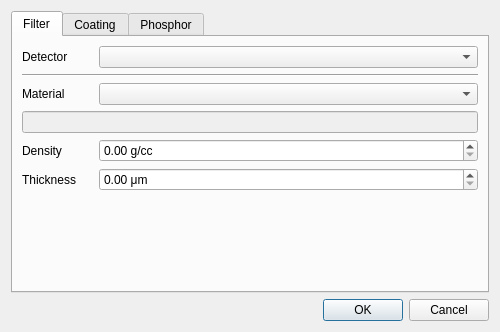
First picture: the form in hexrdgui/resources/ui/absorption_correction_options_dialog.ui, repository HEXRD/hexrdgui, before the edit.
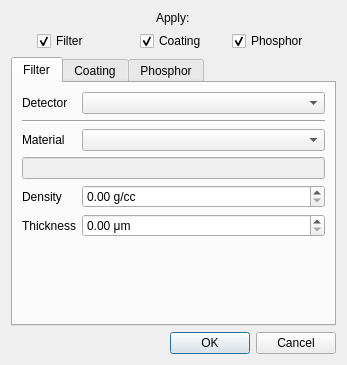
Second picture: the form after the edit. Custom widgets are drawn as their Qt base class.

Commit message: Allow users to disable detector coating, filter or phosphor

```diff
--- a/hexrdgui/resources/ui/absorption_correction_options_dialog.ui
+++ b/hexrdgui/resources/ui/absorption_correction_options_dialog.ui
@@ -6,8 +6,8 @@
    <rect>
     <x>0</x>
     <y>0</y>
-    <width>500</width>
-    <height>332</height>
+    <width>347</width>
+    <height>365</height>
    </rect>
   </property>
   <property name="sizePolicy">
@@ -20,16 +20,46 @@
    <string>Absorption Correction Editor</string>
   </property>
   <layout class="QGridLayout" name="gridLayout">
-   <item row="0" column="0">
+   <item row="1" column="0" alignment="Qt::AlignHCenter">
+    <widget class="QCheckBox" name="apply_filters">
+     <property name="text">
+      <string>Filter</string>
+     </property>
+     <property name="checked">
+      <bool>true</bool>
+     </property>
+    </widget>
+   </item>
+   <item row="1" column="1" alignment="Qt::AlignHCenter">
+    <widget class="QCheckBox" name="apply_coating">
+     <property name="text">
+      <string>Coating</string>
+     </property>
+     <property name="checked">
+      <bool>true</bool>
+     </property>
+    </widget>
+   </item>
+   <item row="1" column="2" alignment="Qt::AlignLeft">
+    <widget class="QCheckBox" name="apply_phosphor">
+     <property name="text">
+      <string>Phosphor</string>
+     </property>
+     <property name="checked">
+      <bool>true</bool>
+     </property>
+    </widget>
+   </item>
+   <item row="2" column="0" colspan="3">
     <layout class="QGridLayout" name="gridLayout_2">
-     <item row="1" column="0">
+     <item row="2" column="0">
       <widget class="QDialogButtonBox" name="button_box">
        <property name="standardButtons">
         <set>QDialogButtonBox::Cancel|QDialogButtonBox::Ok</set>
        </property>
       </widget>
      </item>
-     <item row="0" column="0">
+     <item row="1" column="0">
       <widget class="QTabWidget" name="tab_widget">
        <property name="tabPosition">
         <enum>QTabWidget::North</enum>
@@ -308,6 +338,13 @@
      </item>
     </layout>
    </item>
+   <item row="0" column="0" colspan="3" alignment="Qt::AlignHCenter">
+    <widget class="QLabel" name="apply_label">
+     <property name="text">
+      <string>Apply:</string>
+     </property>
+    </widget>
+   </item>
   </layout>
  </widget>
  <customwidgets>
```
Left out of the diff: 1 changed line with no effect on the pictures. The commit also changes 2 other files.
